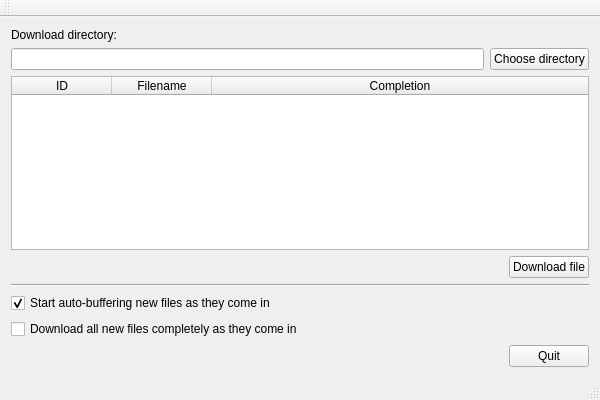
Jille/FBP, file fbpclient/mainwindow.ui: the form before one commit.
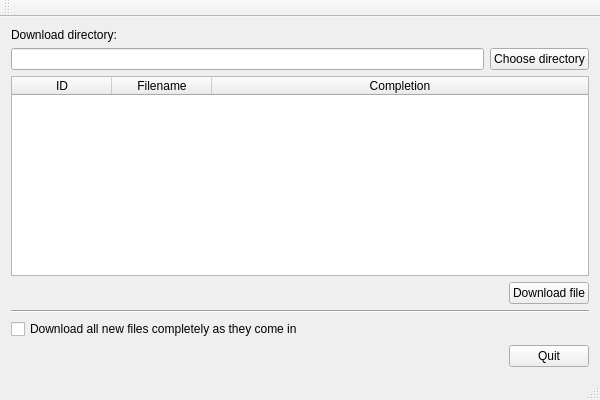
The form after the commit.

Commit message: * De download wordt nu pas gestart als de gebruiker daarvoor kiest, tenzij de auto-downloadoptie aanstaat. * Wanneer een download klaar is, wordt die nu netjes opgeruimd, het bestand hernoemd naar de uiteindelijke naam indien mogelijk, en de frontend netjes bijgewerkt. * Veel debuggingoutput weggehaald.

What changed in the file:
```diff
--- a/fbpclient/mainwindow.ui
+++ b/fbpclient/mainwindow.ui
@@ -135,16 +135,6 @@
       </property>
      </widget>
     </item>
-    <item>
-     <widget class="QCheckBox" name="autoBuffer">
-      <property name="text">
-       <string>Start auto-buffering new files as they come in</string>
-      </property>
-      <property name="checked">
-       <bool>true</bool>
-      </property>
-     </widget>
-    </item>
     <item>
      <widget class="QCheckBox" name="autoDownload">
       <property name="text">
```
Left out of the diff: 12 changed lines with no effect on the pictures. The commit also changes 4 other files.
